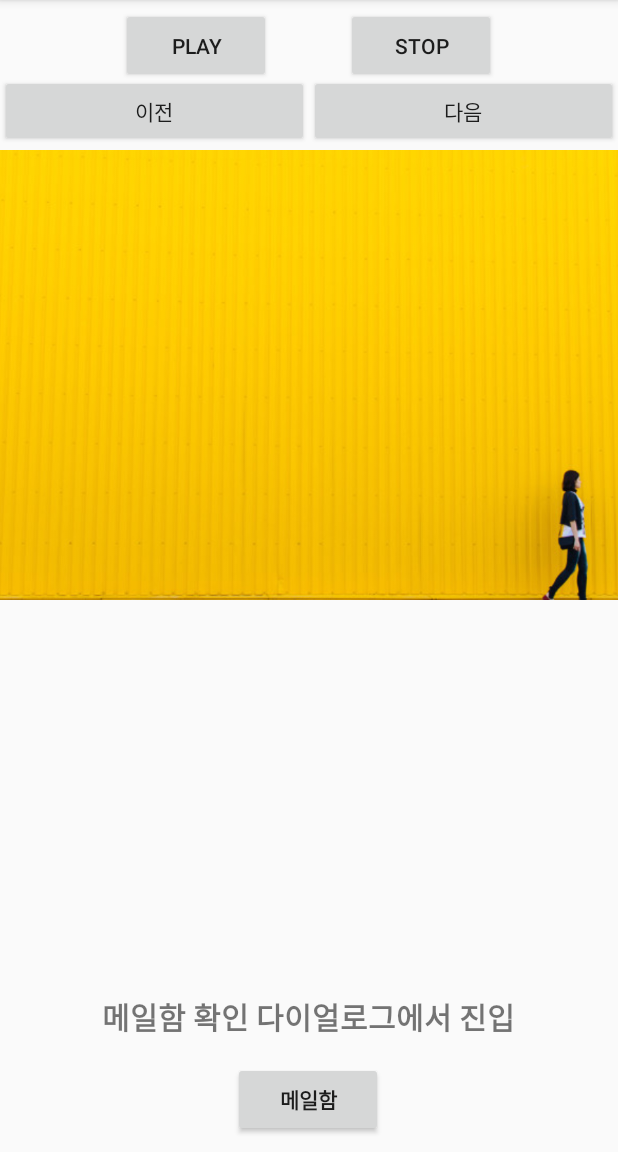
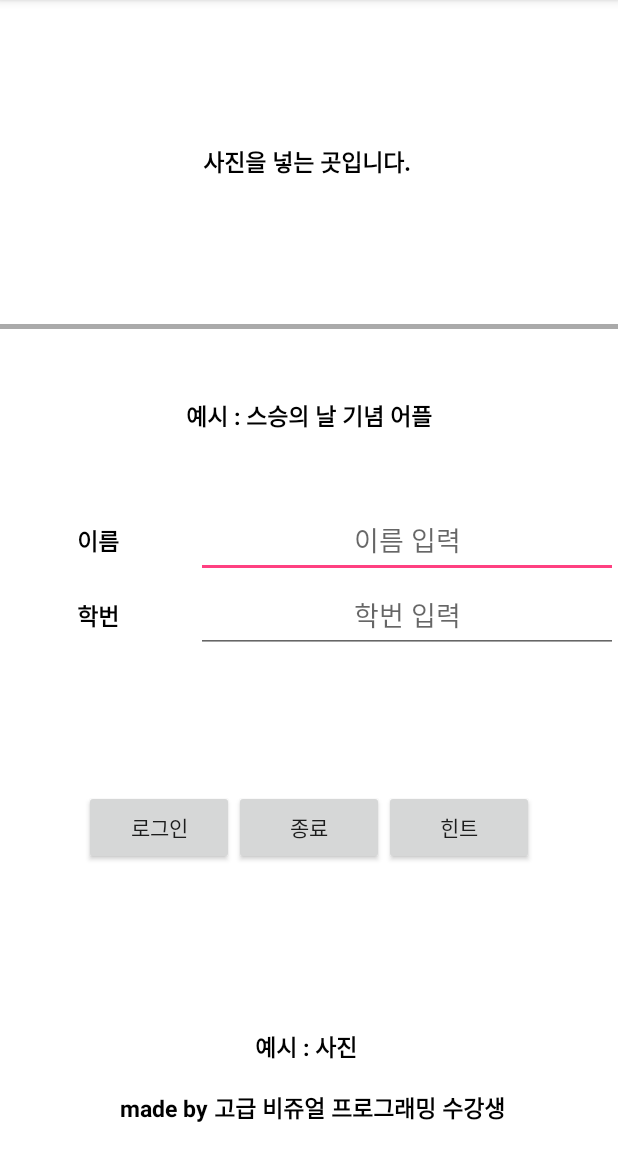
Before and after one commit to NamKey/YeonRoLoVe, an Android app: the screen it shows after launch (MainActivity before the commit, LoginActivity after it), on a phone screen of 412 x 824 dp, the part 84-1236 px from its top. Run offline under Robolectric (Android 15) with nearby library versions, the phone set to English and light mode, and no system bars.

Commit message:
3. Login & Mail & Music & Slide

```diff
--- /dev/null
+++ b/app/src/main/java/com/gobi/yeonrolove/LoginActivity.java
@@ -0,0 +1,96 @@
+package com.gobi.yeonrolove;
+
+import android.app.Dialog;
+import android.content.Intent;
+import android.support.v7.app.AppCompatActivity;
+import android.os.Bundle;
+import android.view.View;
+import android.widget.Button;
+import android.widget.EditText;
+import android.widget.ListView;
+import android.widget.TextView;
+import android.widget.Toast;
+
+public class LoginActivity extends AppCompatActivity implements View.OnClickListener{
+
+    public Button btn_login;
+    public Button btn_quit;
+    public Button btn_hint;
+    public Button btn_ok_close_app;
+    public Button btn_cancel_close_app;
+
+    public EditText edt_input_ID;
+    public EditText edt_input_PW;
+
+    public Dialog dialog_default2;
+
+    @Override
+    protected void onCreate(Bundle savedInstanceState) {
+        super.onCreate(savedInstanceState);
+        setContentView(R.layout.activity_login);
+
+        btn_login = findViewById(R.id.btn_login);
+        btn_quit = findViewById(R.id.btn_quit);
+        btn_hint = findViewById(R.id.btn_hint);
+
+        btn_ok_close_app = findViewById(R.id.btn_ok_close_app);
+        btn_cancel_close_app = findViewById(R.id.btn_cancel_close_app);
+
+        edt_input_ID = findViewById(R.id.edt_input_ID);
+        edt_input_PW = findViewById(R.id.edt_input_PW);
+
+        btn_login.setOnClickListener(this);
+        btn_quit.setOnClickListener(this);
+        btn_hint.setOnClickListener(this);
+    }
+
+    @Override
+    public void onClick(View v) {
+        switch (v.getId()) {
+            case R.id.btn_login: //로그인 하기 버튼
+                if (edt_input_ID.getText().toString().equals("KJW")&&edt_input_PW.getText().toString().equals("2013252004")) {     // EditText의 입력 비교
+                    //사용자 if 문 예시 --> 이름 (한글 또는 영어) , 학번(숫자)
+                    Toast.makeText(this, "로그인 성공!", Toast.LENGTH_SHORT).show(); //모두 일치하면 성공 토스트 띄운 후 다음 액티비티로 전환(여기서는 임시로 메일 액티비티)
+                    Intent intent2 = new Intent(LoginActivity.this, MainActivity.class);
+                    startActivity(intent2);
+                }
+                else if (edt_input_ID.getText().toString().equals("")||edt_input_PW.getText().toString().equals("")) {     // EditText의 입력 비교
+                    Toast.makeText(this, "이름과 학번을 모두 입력해주세요.", Toast.LENGTH_SHORT).show(); // 이름, 학번 중 하나라도 빈칸이면 토스트
+                }
+                else {
+                    Toast.makeText(this, "등록 되지 않은 사용자입니다 : 힌트 참조!" , Toast.LENGTH_SHORT).show(); // 이름, 학번 중 하나라도 틀릴 경우 토스트
+                }
+                // 액티비티 전환
+                break;
+
+            case R.id.btn_quit: //종료하기 버튼 --> 종료하기 누르면 확인을 위한 다이얼로그가 표시
+                dialog_default2 = new Dialog(this);
+                dialog_default2.setContentView(R.layout.dialog_default2);
+                btn_ok_close_app = dialog_default2.findViewById(R.id.btn_ok_close_app);
+                btn_cancel_close_app = dialog_default2.findViewById(R.id.btn_cancel_close_app);
+
+                btn_ok_close_app.setOnClickListener(this);
+                btn_cancel_close_app.setOnClickListener(this);
+
+                dialog_default2.show();      // dialog 출력
+                break;
+
+            case R.id.btn_hint: //힌트 버튼
+                Toast.makeText(this, "이름 예시 : 김정원 \n학번 예시 : 2013252004", Toast.LENGTH_SHORT).show();
+                break;
+
+
+            case R.id.btn_ok_close_app: //종료 확인 다이얼로그 '확인' 버튼
+                dialog_default2.dismiss();       // dialog 제거
+                //프로그램을 종료하는 명령어 추가해주세요!
+                break;
+
+            case R.id.btn_cancel_close_app: //종료 확인 다이얼로그 '취소' 버튼
+                dialog_default2.dismiss(); //이전 화면으로 돌아가는 명령어
+                break;
+
+            default:
+                break;
+        }
+    }
+}
--- /dev/null
+++ b/app/src/main/java/com/gobi/yeonrolove/SplashActivity.java
@@ -0,0 +1,35 @@
+package com.gobi.yeonrolove;
+
+import android.app.Activity;
+import android.content.Intent;
+import android.os.Bundle;
+import android.os.Handler;
+import android.view.animation.Animation;
+import android.view.animation.AnimationUtils;
+import android.widget.ImageView;
+
+public class SplashActivity extends Activity {
+
+    public final int SPLASH_DISPLAY_LENGTH = 3000;
+
+    @Override
+    protected void onCreate(Bundle savedInstanceState) {
+        super.onCreate(savedInstanceState);
+        setContentView(R.layout.activity_splash);
+
+        ImageView ballon_image = findViewById(R.id.ballon);
+        Animation anim = AnimationUtils.loadAnimation(getApplicationContext(),R.anim.anim_ballonup);
+
+        ballon_image.startAnimation(anim);
+
+        new Handler().postDelayed(new Runnable(){
+            @Override
+            public void run() {
+                /* 메뉴액티비티를 실행하고 로딩화면을 죽인다.*/
+                Intent mainIntent = new Intent(SplashActivity.this,LoginActivity.class);
+                SplashActivity.this.startActivity(mainIntent);
+                SplashActivity.this.finish();
+            }
+        }, SPLASH_DISPLAY_LENGTH);
+    }
+}
--- /dev/null
+++ b/app/src/main/res/anim/anim_ballonup.xml
@@ -0,0 +1,7 @@
+<?xml version="1.0" encoding="utf-8"?>
+<set xmlns:android="http://schemas.android.com/apk/res/android">
+    <translate
+        android:duration="1300"
+        android:fromYDelta="50%"
+        android:toYDelta="0%"/>
+</set>
--- /dev/null
+++ b/app/src/main/res/layout/activity_login.xml
@@ -0,0 +1,129 @@
+<?xml version="1.0" encoding="utf-8"?>
+<LinearLayout xmlns:android="http://schemas.android.com/apk/res/android"
+    xmlns:tools="http://schemas.android.com/tools"
+    android:layout_width="match_parent"
+    android:layout_height="match_parent"
+    android:background="@android:color/white"
+    android:orientation="vertical"
+    tools:context=".MainActivity">
+
+    <TextView
+        android:layout_width="match_parent"
+        android:layout_height="100dp"
+        android:layout_weight="1"
+        android:gravity="center"
+        android:text="사진을 넣는 곳입니다. "
+        android:textColor="@android:color/black"
+        android:textSize="15sp"
+        android:textStyle="bold" />
+
+    <LinearLayout
+        android:layout_width="match_parent"
+        android:layout_height="3dp"
+        android:background="@android:color/darker_gray" />
+
+    <TextView
+        android:layout_width="match_parent"
+        android:layout_height="0dp"
+        android:layout_weight="1"
+        android:gravity="center"
+        android:text="예시 : 스승의 날 기념 어플"
+        android:textColor="@android:color/black"
+        android:textSize="15sp"
+        android:textStyle="bold" />
+
+
+    <LinearLayout
+
+        android:layout_width="match_parent"
+        android:layout_height="100dp"
+        android:layout_weight="2"
+        android:gravity="center"
+        android:orientation="vertical">
+        <LinearLayout
+            android:layout_width="match_parent"
+            android:layout_height="50dp"
+            android:orientation="horizontal">
+            <TextView
+                android:layout_width="100dp"
+                android:layout_height="50dp"
+                android:layout_weight="1"
+                android:gravity="center"
+                android:text="이름"
+                android:textColor="@android:color/black"
+                android:textSize="15sp"
+                android:textStyle="bold" />
+
+            <EditText
+                android:id="@+id/edt_input_ID"
+                android:layout_width="250dp"
+                android:layout_height="50dp"
+                android:layout_weight="1"
+                android:gravity="center"
+
+                android:hint="이름 입력" /> </LinearLayout>
+        <LinearLayout
+            android:layout_width="match_parent"
+            android:layout_height="50dp"
+            android:orientation="horizontal">
+            <TextView
+                android:layout_width="100dp"
+                android:layout_height="50dp"
+                android:layout_weight="1"
+                android:gravity="center"
+                android:text="학번"
+                android:textColor="@android:color/black"
+                android:textSize="15sp"
+                android:textStyle="bold" />
+            <EditText
+                android:id="@+id/edt_input_PW"
+                android:layout_width="250dp"
+                android:layout_height="50dp"
+                android:layout_weight="1"
+                android:inputType="textPassword"
+                android:gravity="center"
+                android:hint="학번 입력" /> </LinearLayout>
+
+        <LinearLayout
+            android:layout_width="match_parent"
+            android:layout_height="10dp"
+            android:layout_weight="1"
+            android:gravity="center">
+
+            <Button
+                android:id="@+id/btn_login"
+                android:layout_width="100dp"
+                android:layout_height="50dp"
+                android:text="로그인" />
+
+            <Button
+                android:id="@+id/btn_quit"
+                android:layout_width="100dp"
+                android:layout_height="50dp"
+                android:text="종료" />
+
+            <Button
+                android:id="@+id/btn_hint"
+                android:layout_width="100dp"
+                android:layout_height="50dp"
+                android:text="힌트" />
+
+        </LinearLayout>
+
+    </LinearLayout>
+
+    <LinearLayout
+        android:layout_width="match_parent"
+        android:layout_height="100dp">
+        <TextView
+            android:layout_width="match_parent"
+            android:layout_height="100dp"
+            android:layout_weight="1"
+            android:gravity="center"
+            android:text="예시 : 사진 \n\n made by 고급 비쥬얼 프로그래밍 수강생"
+            android:textColor="@android:color/black"
+            android:textSize="15sp"
+            android:textStyle="bold" />
+    </LinearLayout>
+
+</LinearLayout>
--- a/app/src/main/res/values/colors.xml
+++ b/app/src/main/res/values/colors.xml
@@ -3,4 +3,5 @@
     <color name="colorPrimary">#3F51B5</color>
     <color name="colorPrimaryDark">#303F9F</color>
     <color name="colorAccent">#FF4081</color>
+    <color name="colorWhite">#FFFFFF</color>
 </resources>
```
Also changed, not shown: app/src/main/AndroidManifest.xml (+6 -2 lines), app/src/main/java/com/gobi/yeonrolove/MailActivity.java (+17 -2 lines), app/src/main/res/layout/activity_splash.xml (added, +28 -0 lines), app/src/main/res/layout/dialog_default.xml (added, +37 -0 lines), app/src/main/res/layout/dialog_default2.xml (added, +37 -0 lines), app/src/main/res/drawable/balloons.png (added), app/src/main/res/drawable/carna_modi.JPG (added), app/src/main/res/drawable/carnation_1.jpg (added), app/src/main/res/drawable/carnation_splash.jpg (added).
